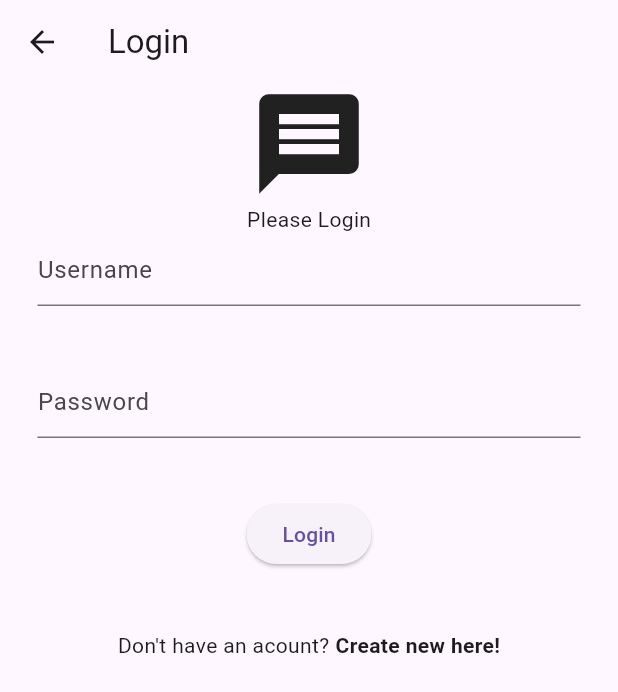
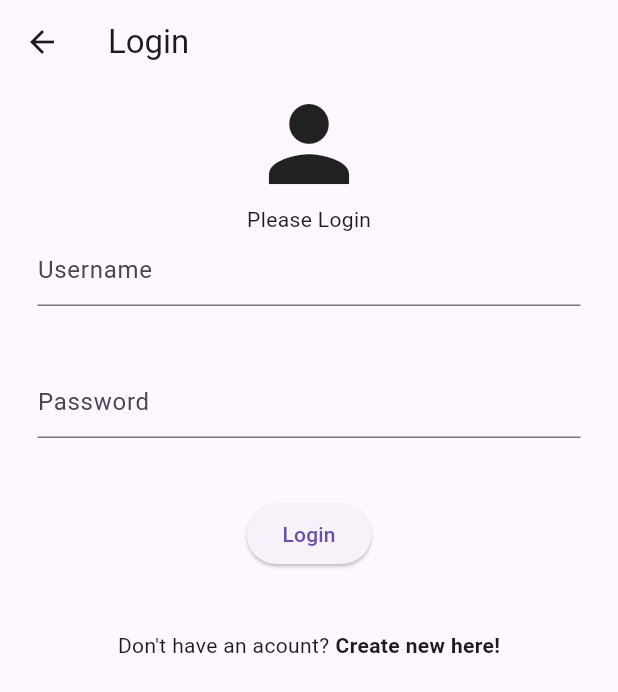
Before and after one commit to LRunt/Note-appliaction, a Flutter app: the screen it shows after launch, in the side drawer, after a tap on "Login", on a phone screen of 412 x 824 dp. Shown: the top 692 px of the screen. Run offline on Flutter 3.47's test engine with Material 3 defaults, Android fonts, the phone set to English and light mode, and no system bars; missing offline and left inert: flutter_fancy_tree_view.

Commit message:
Cleaning code and loading tree view from JSON

```diff
--- /dev/null
+++ b/notes/lib/components/myTreeview.dart
@@ -0,0 +1,137 @@
+import 'package:flutter/material.dart';
+import 'package:flutter_fancy_tree_view/flutter_fancy_tree_view.dart';
+import 'package:notes/model/myTreeNode.dart';
+import 'dart:convert';
+
+class MyTreeView extends StatefulWidget {
+  const MyTreeView({super.key});
+
+  @override
+  State<MyTreeView> createState() => _MyTreeViewState();
+}
+
+class _MyTreeViewState extends State<MyTreeView> {
+  late final TreeController<MyNode> treeController;
+
+  List<MyNode> _parseJsonTree(dynamic json) {
+    List<MyNode> nodes = [];
+
+    for (var rootNode in json) {
+      MyNode node = MyNode.fromJson(rootNode);
+      nodes.add(node);
+    }
+
+    return nodes;
+  }
+
+  @override
+  void initState() {
+    super.initState();
+    // Replace this with your actual JSON data
+    String jsonData = '''
+      {
+        "roots": [
+          {
+            "title": "Root 1",
+            "children": [
+              {
+                "title": "Node 1.1",
+                "children": [
+                  {"title": "Node 1.1.1"},
+                  {"title": "Node 1.1.2"}
+                ]
+              },
+              {"title": "Node 1.2"}
+            ]
+          },
+          {
+            "title": "Root 2",
+            "children": [
+              {
+                "title": "Node 2.1",
+                "children": [
+                  {"title": "Node 2.1.1"}
+                ]
+              },
+              {"title": "Node 2.2"}
+            ]
+          },
+          {"title": "Nova slozka"}
+        ]
+      }
+    ''';
+
+    dynamic json = jsonDecode(jsonData);
+
+    treeController = TreeController<MyNode>(
+      roots: _parseJsonTree(json['roots']),
+      childrenProvider: (MyNode node) => node.children,
+    );
+  }
+
+  @override
+  void dispose() {
+    // Remember to dispose your tree controller to release resources.
+    treeController.dispose();
+    super.dispose();
+  }
+
+  @override
+  Widget build(BuildContext context) {
+    return SingleChildScrollView(
+      child: Column(
+        children: [
+          // Your other widgets can go here
+          TreeView<MyNode>(
+            shrinkWrap: true,
+            treeController: treeController,
+            nodeBuilder: (BuildContext context, TreeEntry<MyNode> entry) {
+              return MyTreeTile(
+                key: ValueKey(entry.node),
+                entry: entry,
+                onTap: () => treeController.toggleExpansion(entry.node),
+              );
+            },
+          ),
+        ],
+      ),
+    );
+  }
+}
+
+class MyTreeTile extends StatelessWidget {
+  const MyTreeTile({
+    super.key,
+    required this.entry,
+    required this.onTap,
+  });
+
+  final TreeEntry<MyNode> entry;
+  final VoidCallback onTap;
+
+  @override
+  Widget build(BuildContext context) {
+    return InkWell(
+      onTap: () {
+        print(entry.node.title);
+        onTap();
+      },
+      child: TreeIndentation(
+        entry: entry,
+        guide: const IndentGuide.connectingLines(indent: 10),
+        child: Padding(
+          padding: const EdgeInsets.fromLTRB(4, 8, 8, 8),
+          child: Row(
+            children: [
+              FolderButton(
+                isOpen: entry.hasChildren ? entry.isExpanded : null,
+                onPressed: entry.hasChildren ? onTap : null,
+              ),
+              Text(entry.node.title),
+            ],
+          ),
+        ),
+      ),
+    );
+  }
+}
--- /dev/null
+++ b/notes/lib/model/myTreeNode.dart
@@ -0,0 +1,19 @@
+class MyNode {
+  final String title;
+  final List<MyNode> children;
+
+  const MyNode({
+    required this.title,
+    this.children = const <MyNode>[],
+  });
+
+  factory MyNode.fromJson(Map<String, dynamic> json) {
+    return MyNode(
+      title: json['title'],
+      children: (json['children'] as List<dynamic>?)
+              ?.map((child) => MyNode.fromJson(child))
+              .toList() ??
+          [],
+    );
+  }
+}
--- a/notes/lib/screens/login.dart
+++ b/notes/lib/screens/login.dart
@@ -42,7 +42,7 @@ class _LoginFormState extends State<LoginPage> {
             padding: const EdgeInsets.symmetric(horizontal: 25.0),
             child: Column(
               children: [
-                const Icon(Icons.message, size: 80),
+                const Icon(Icons.person, size: 80),
                 const Text(pleaseLogin),
                 TextField(
                   decoration: const InputDecoration(
--- a/notes/lib/screens/mainScreen.dart
+++ b/notes/lib/screens/mainScreen.dart
@@ -1,6 +1,6 @@
 import 'package:flutter/material.dart';
-import 'package:flutter_fancy_tree_view/flutter_fancy_tree_view.dart';
 import 'package:notes/services/loginOrRegister.dart';
+import 'package:notes/components/myTreeview.dart';
 
 class MainScreen extends StatelessWidget {
   static const appTitle = 'Notes';
@@ -26,7 +26,8 @@ class MainScreen extends StatelessWidget {
               onPressed: () {
                 Navigator.push(
                   context,
-                  MaterialPageRoute(builder: (context) => LoginOrRegister()),
+                  MaterialPageRoute(
+                      builder: (context) => const LoginOrRegister()),
                 );
               },
               child: const Text('Login'),
@@ -39,10 +40,10 @@ class MainScreen extends StatelessWidget {
         child: Text(
           'Here will be rich editor',
           style: TextStyle(
-            color: Colors.grey, // Set the text color to light grey
+            color: Colors.grey,
             fontSize: 32.0,
           ),
-          textAlign: TextAlign.center, // Center the text
+          textAlign: TextAlign.center,
         ),
       ),
       floatingActionButton: FloatingActionButton(
@@ -52,127 +53,3 @@ class MainScreen extends StatelessWidget {
     );
   }
 }
-
-class MyNode {
-  const MyNode({
-    required this.title,
-    this.children = const <MyNode>[],
-  });
-
-  final String title;
-  final List<MyNode> children;
-}
-
-class MyTreeView extends StatefulWidget {
-  const MyTreeView({super.key});
-
-  @override
-  State<MyTreeView> createState() => _MyTreeViewState();
-}
-
-class _MyTreeViewState extends State<MyTreeView> {
-  static const List<MyNode> roots = <MyNode>[
-    MyNode(
-      title: 'Root 1',
-      children: <MyNode>[
-        MyNode(
-          title: 'Node 1.1',
-          children: <MyNode>[
-            MyNode(title: 'Node 1.1.1'),
-            MyNode(title: 'Node 1.1.2'),
-          ],
-        ),
-        MyNode(title: 'Node 1.2'),
-      ],
-    ),
-    MyNode(
-      title: 'Root 2',
-      children: <MyNode>[
-        MyNode(
-          title: 'Node 2.1',
-          children: <MyNode>[
-            MyNode(title: 'Node 2.1.1'),
-          ],
-        ),
-        MyNode(title: 'Node 2.2')
-      ],
-    ),
-  ];
-
-  late final TreeController<MyNode> treeController;
-
-  @override
-  void initState() {
-    super.initState();
-    treeController = TreeController<MyNode>(
-      roots: roots,
-      childrenProvider: (MyNode node) => node.children,
-    );
-  }
-
-  @override
-  void dispose() {
-    // Remember to dispose your tree controller to release resources.
-    treeController.dispose();
-    super.dispose();
-  }
-
-  @override
-  Widget build(BuildContext context) {
-    return SingleChildScrollView(
-      child: Column(
-        children: [
-          // Your other widgets can go here
-          TreeView<MyNode>(
-            shrinkWrap: true,
-            treeController: treeController,
-            nodeBuilder: (BuildContext context, TreeEntry<MyNode> entry) {
-              return MyTreeTile(
-                key: ValueKey(entry.node),
-                entry: entry,
-                onTap: () => treeController.toggleExpansion(entry.node),
-              );
-            },
-          ),
-        ],
-      ),
-    );
-  }
-}
-
-class MyTreeTile extends StatelessWidget {
-  const MyTreeTile({
-    super.key,
-    required this.entry,
-    required this.onTap,
-  });
-
-  final TreeEntry<MyNode> entry;
-  final VoidCallback onTap;
-
-  @override
-  Widget build(BuildContext context) {
-    return InkWell(
-      onTap: () {
-        print(entry.node.title);
-        onTap();
-      },
-      child: TreeIndentation(
-        entry: entry,
-        guide: const IndentGuide.connectingLines(indent: 10),
-        child: Padding(
-          padding: const EdgeInsets.fromLTRB(4, 8, 8, 8),
-          child: Row(
-            children: [
-              FolderButton(
-                isOpen: entry.hasChildren ? entry.isExpanded : null,
-                onPressed: entry.hasChildren ? onTap : null,
-              ),
-              Text(entry.node.title),
-            ],
-          ),
-        ),
-      ),
-    );
-  }
-}
--- a/notes/lib/screens/register.dart
+++ b/notes/lib/screens/register.dart
@@ -48,7 +48,7 @@ class _RegisterFormState extends State<RegisterPage> {
             padding: const EdgeInsets.symmetric(horizontal: 25.0),
             child: Column(
               children: [
-                const Icon(Icons.man, size: 80),
+                const Icon(Icons.person, size: 80),
                 const Text("Let's create an acount"),
                 const TextField(
                   decoration: InputDecoration(
```
Also changed, not shown: notes/lib/components/myDrawerHeader.dart (added).
